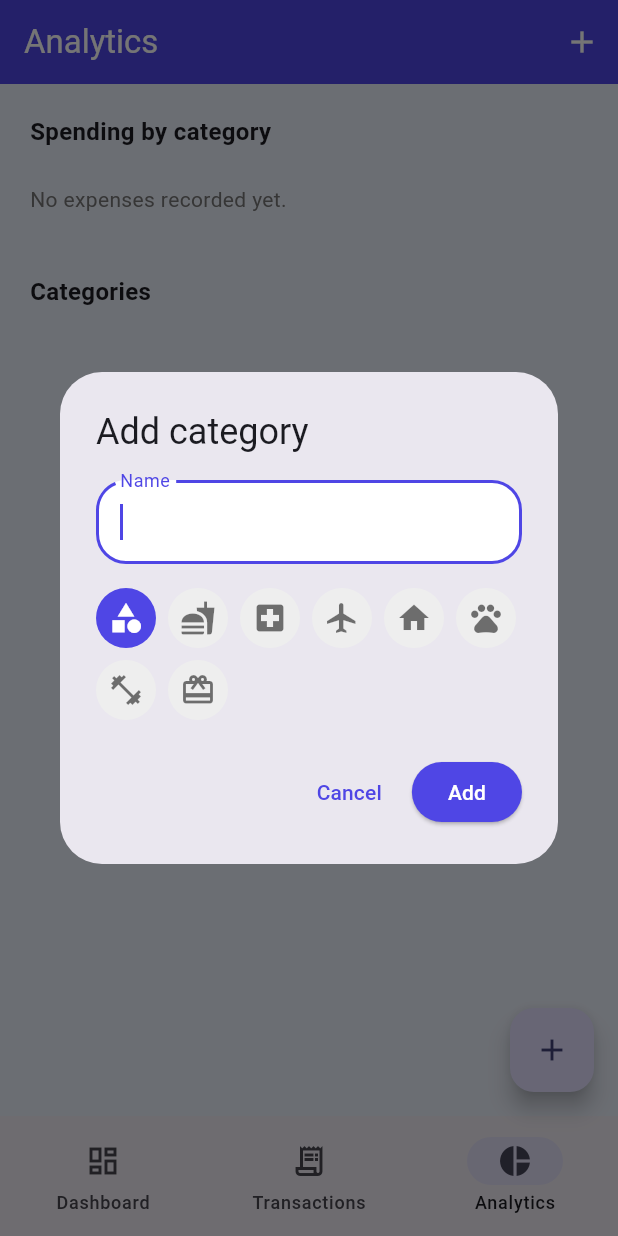
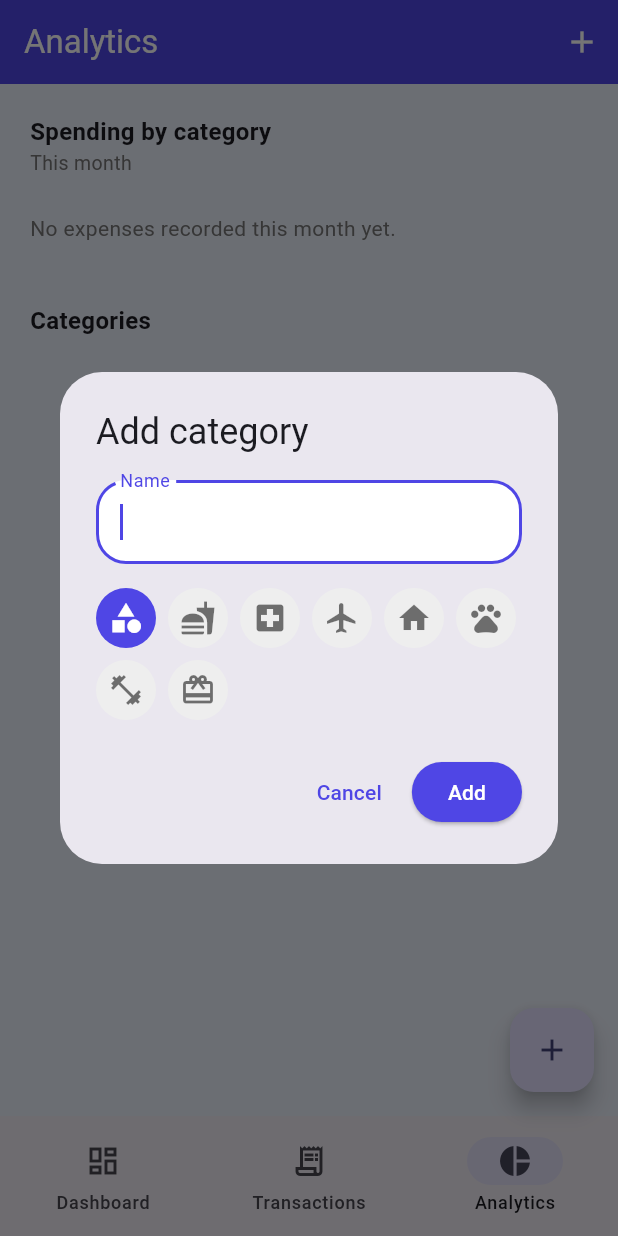
Before and after one commit to bangash40/monthly_traq, a Flutter app: the screen it shows once a user with an empty profile is signed in, item 3 of the bottom bar chosen, after a tap on the "add" icon, on a phone screen of 412 x 824 dp. Run offline on Flutter 3.47's test engine with Material 3 defaults, Android fonts, the phone set to English and light mode, and no system bars; our stand-ins replace cloud_firestore, firebase_auth, firebase_core; accounts and stored records are empty.

Commit message:
Add editable monthly budget and scope income/expense/budget to the current month

```diff
--- a/lib/features/analytics/analytics_screen.dart
+++ b/lib/features/analytics/analytics_screen.dart
@@ -11,7 +11,7 @@ class AnalyticsScreen extends StatelessWidget {
   Widget build(BuildContext context) {
     final repo = context.watch<TransactionsRepository>();
     final breakdown = repo.expenseByCategory;
-    final totalExpense = repo.totalExpense;
+    final totalExpense = repo.monthlyExpense;
     final maxAmount = breakdown.isEmpty ? 0.0 : breakdown.first.value;
 
     return Scaffold(
@@ -32,12 +32,16 @@ class AnalyticsScreen extends StatelessWidget {
             'Spending by category',
             style: TextStyle(fontSize: 16, fontWeight: FontWeight.w700),
           ),
+          Text(
+            'This month',
+            style: TextStyle(fontSize: 13, color: Colors.grey.shade600),
+          ),
           const SizedBox(height: 12),
           if (breakdown.isEmpty)
             Padding(
               padding: const EdgeInsets.symmetric(vertical: 12),
               child: Text(
-                'No expenses recorded yet.',
+                'No expenses recorded this month yet.',
                 style: TextStyle(color: Colors.grey.shade600),
               ),
             )
--- a/lib/features/dashboard/dashboard_screen.dart
+++ b/lib/features/dashboard/dashboard_screen.dart
@@ -6,6 +6,7 @@ import 'package:monthly_traq/features/transactions/add_edit_transaction_screen.d
 import 'package:monthly_traq/services/auth_service.dart';
 import 'package:monthly_traq/services/transactions_repository.dart';
 import 'package:monthly_traq/widgets/budget_meter.dart';
+import 'package:monthly_traq/widgets/edit_budget_dialog.dart';
 import 'package:monthly_traq/widgets/stat_tile.dart';
 import 'package:monthly_traq/widgets/transaction_tile.dart';
 
@@ -43,14 +44,24 @@ class DashboardScreen extends StatelessWidget {
             'Rs. ${currency.format(repo.balance)}',
             style: const TextStyle(fontSize: 34, fontWeight: FontWeight.bold),
           ),
-          const SizedBox(height: 20),
+          const SizedBox(height: 24),
+
+          Text(
+            'This month · ${DateFormat('MMMM').format(DateTime.now())}',
+            style: TextStyle(
+              fontSize: 13,
+              fontWeight: FontWeight.w600,
+              color: Colors.grey.shade600,
+            ),
+          ),
+          const SizedBox(height: 12),
 
           Row(
             children: [
               Expanded(
                 child: StatTile(
                   label: 'Income',
-                  value: 'Rs. ${currency.format(repo.totalIncome)}',
+                  value: 'Rs. ${currency.format(repo.monthlyIncome)}',
                   icon: Icons.arrow_downward_rounded,
                   accentColor: AppPalette.good,
                 ),
@@ -59,7 +70,7 @@ class DashboardScreen extends StatelessWidget {
               Expanded(
                 child: StatTile(
                   label: 'Expense',
-                  value: 'Rs. ${currency.format(repo.totalExpense)}',
+                  value: 'Rs. ${currency.format(repo.monthlyExpense)}',
                   icon: Icons.arrow_upward_rounded,
                   accentColor: AppPalette.critical,
                 ),
@@ -70,8 +81,9 @@ class DashboardScreen extends StatelessWidget {
 
           BudgetMeter(
             ratio: repo.budgetUsedRatio,
-            spentLabel: 'Rs. ${currency.format(repo.totalExpense)} spent',
+            spentLabel: 'Rs. ${currency.format(repo.monthlyExpense)} spent',
             budgetLabel: 'of Rs. ${currency.format(repo.monthlyBudget)}',
+            onEdit: () => showEditBudgetDialog(context, repo),
           ),
           const SizedBox(height: 24),
 
--- a/lib/services/transactions_repository.dart
+++ b/lib/services/transactions_repository.dart
@@ -115,6 +115,7 @@ class TransactionsRepository extends ChangeNotifier {
     return null;
   }
 
+  // All-time totals — used only for `balance`, your overall net worth.
   double get totalIncome => _transactions
       .where((t) => t.type == TransactionType.income)
       .fold(0, (total, t) => total + t.amount);
@@ -125,16 +126,35 @@ class TransactionsRepository extends ChangeNotifier {
 
   double get balance => totalIncome - totalExpense;
 
-  double get budgetRemaining => monthlyBudget - totalExpense;
+  bool _isThisMonth(DateTime date) {
+    final now = DateTime.now();
+    return date.year == now.year && date.month == now.month;
+  }
+
+  // Current-month totals — what the budget meter, the Income/Expense tiles,
+  // and the category breakdown are actually scoped to, since a "monthly
+  // budget" should reset each month rather than compare against all-time
+  // spending.
+  double get monthlyIncome => _transactions
+      .where((t) => t.type == TransactionType.income && _isThisMonth(t.date))
+      .fold(0, (total, t) => total + t.amount);
+
+  double get monthlyExpense => _transactions
+      .where((t) => t.type == TransactionType.expense && _isThisMonth(t.date))
+      .fold(0, (total, t) => total + t.amount);
+
+  double get budgetRemaining => monthlyBudget - monthlyExpense;
 
   double get budgetUsedRatio =>
-      monthlyBudget <= 0 ? 0 : (totalExpense / monthlyBudget).clamp(0, 2);
+      monthlyBudget <= 0 ? 0 : (monthlyExpense / monthlyBudget).clamp(0, 2);
 
-  /// Expense totals per category, highest first. Categories with no
-  /// expenses yet are omitted.
+  /// This month's expense totals per category, highest first. Categories
+  /// with no expenses yet this month are omitted.
   List<MapEntry<CategoryModel, double>> get expenseByCategory {
     final totals = <String, double>{};
-    for (final t in _transactions.where((t) => t.type == TransactionType.expense)) {
+    for (final t in _transactions.where(
+      (t) => t.type == TransactionType.expense && _isThisMonth(t.date),
+    )) {
       if (t.categoryId == null) continue;
       totals[t.categoryId!] = (totals[t.categoryId!] ?? 0) + t.amount;
     }
@@ -146,6 +166,12 @@ class TransactionsRepository extends ChangeNotifier {
       ..sort((a, b) => b.value.compareTo(a.value));
 
     return entries;
+  }
+
+  Future<void> updateMonthlyBudget(double budget) async {
+    final userDoc = _userDoc;
+    if (userDoc == null) return;
+    await userDoc.set({'monthlyBudget': budget}, SetOptions(merge: true));
   }
 
   Future<void> addTransaction(TransactionModel transaction) async {
--- a/lib/widgets/budget_meter.dart
+++ b/lib/widgets/budget_meter.dart
@@ -8,12 +8,14 @@ class BudgetMeter extends StatelessWidget {
   final double ratio;
   final String spentLabel;
   final String budgetLabel;
+  final VoidCallback? onEdit;
 
   const BudgetMeter({
     super.key,
     required this.ratio,
     required this.spentLabel,
     required this.budgetLabel,
+    this.onEdit,
   });
 
   Color get _fillColor {
@@ -38,9 +40,28 @@ class BudgetMeter extends StatelessWidget {
           Row(
             mainAxisAlignment: MainAxisAlignment.spaceBetween,
             children: [
-              Text(
-                'Monthly budget',
-                style: TextStyle(fontSize: 13, color: Colors.grey.shade600),
+              Row(
+                children: [
+                  Text(
+                    'Monthly budget',
+                    style: TextStyle(fontSize: 13, color: Colors.grey.shade600),
+                  ),
+                  if (onEdit != null) ...[
+                    const SizedBox(width: 4),
+                    InkWell(
+                      onTap: onEdit,
+                      borderRadius: BorderRadius.circular(12),
+                      child: Padding(
+                        padding: const EdgeInsets.all(2),
+                        child: Icon(
+                          Icons.edit_outlined,
+                          size: 14,
+                          color: Colors.grey.shade500,
+                        ),
+                      ),
+                    ),
+                  ],
+                ],
               ),
               Text(
                 ratio >= 1 ? 'Over budget' : '${(clamped * 100).round()}% used',
```
Also changed, not shown: lib/widgets/edit_budget_dialog.dart (added, +58 -0 lines).
